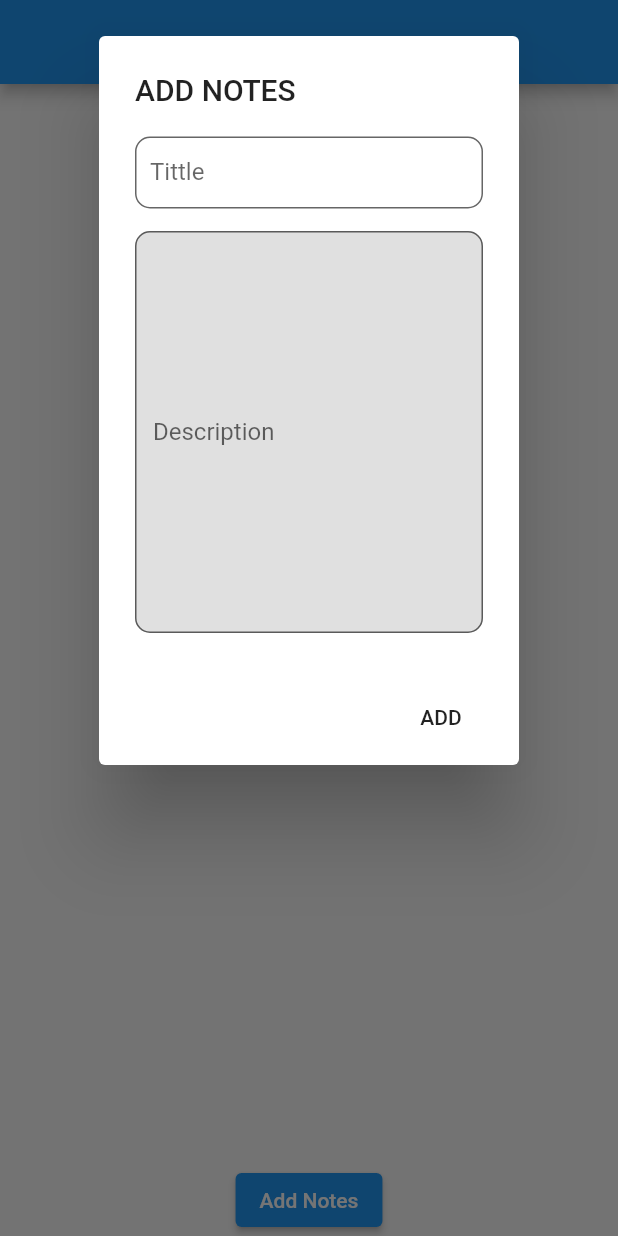
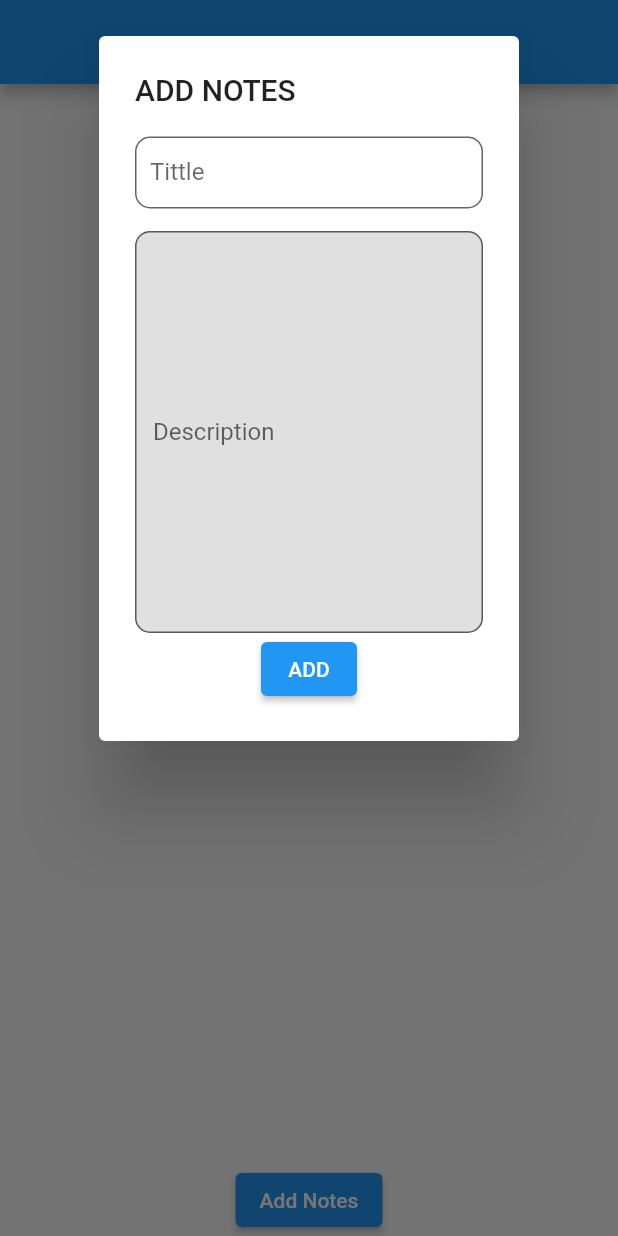
Before and after one commit to Dilshad97/ToDO-List-Using-SqfLite, a Flutter app: the screen it shows after launch, after a tap on "Add Notes", on a phone screen of 412 x 824 dp. Run offline on Flutter 3.47's test engine with Material 2 defaults, Android fonts, the phone set to English and light mode, and no system bars; our stand-ins replace sqflite; accounts and stored records are empty.

```diff
--- a/lib/model/notes.dart
+++ b/lib/model/notes.dart
@@ -4,5 +4,6 @@ class Notes {
   int id;
   int isChecked;
 
-  Notes(this.tittle, this.description, this.id,this.isChecked);
+
+  Notes(this.tittle, this.description, this.id,this.isChecked,);
 }
--- a/lib/model/notes_provider.dart
+++ b/lib/model/notes_provider.dart
@@ -13,8 +13,8 @@ class NotesProvider extends ChangeNotifier {
     notifyListeners();
   }
 
-  void addNotes(String tittle, String description, int key, int isChecked) {
-    Notes note = Notes(tittle, description, key,isChecked);
+  void addNotes(String tittle, String description, int id, int isChecked) {
+    Notes note = Notes(tittle, description, id, isChecked, );
     _notes.add(note);
     notifyListeners();
   }
--- a/lib/screen/home_screen.dart
+++ b/lib/screen/home_screen.dart
@@ -1,10 +1,7 @@
 import 'package:flutter/material.dart';
-import 'package:flutter_slidable/flutter_slidable.dart';
 import 'package:intl/intl.dart';
-import 'package:provider/provider.dart';
 import 'package:todolist/dbHelper/helper.dart';
 import 'package:todolist/model/notes.dart';
-import 'package:todolist/model/notes_provider.dart';
 
 class HomeScreen extends StatefulWidget {
   const HomeScreen({Key key}) : super(key: key);
@@ -23,12 +20,10 @@ class _HomeScreenState extends State<HomeScreen> {
 
   @override
   void initState() {
-    // TODO: implement initState
     super.initState();
     fetch();
   }
 
-  @override
   @override
   Widget build(BuildContext context) {
     return SafeArea(
@@ -88,7 +83,7 @@ class _HomeScreenState extends State<HomeScreen> {
           )),
           ElevatedButton(
               onPressed: () {
-                _showAlerEmailtDialog();
+                showAlertADDDialog();
               },
               child: Text("Add Notes"))
         ],
@@ -96,7 +91,7 @@ class _HomeScreenState extends State<HomeScreen> {
     ));
   }
 
-  void _showAlerEmailtDialog() async {
+  void showAlertADDDialog() async {
     showDialog(
       context: context,
       builder: (BuildContext context) {
@@ -112,14 +107,15 @@ class _HomeScreenState extends State<HomeScreen> {
                       contentPadding: EdgeInsets.all(10),
                       border: OutlineInputBorder(
                           borderSide: BorderSide(),
-                      borderRadius: BorderRadius.circular(10)
-                    ),
+                          borderRadius: BorderRadius.circular(10)),
                       filled: true,
                       labelText: "Tittle",
                       fillColor: Colors.transparent,
                       hintText: "Tittle Here..."),
                 ),
-                SizedBox(height: 15,),
+                SizedBox(
+                  height: 15,
+                ),
                 TextField(
                   keyboardType: TextInputType.multiline,
                   maxLines: 12,
@@ -127,17 +123,14 @@ class _HomeScreenState extends State<HomeScreen> {
                   decoration: InputDecoration(
                       border: OutlineInputBorder(
                           borderSide: BorderSide(color: Colors.red),
-                 borderRadius: BorderRadius.circular(10)
-               ),
+                          borderRadius: BorderRadius.circular(10)),
                       filled: true,
+                      labelStyle: TextStyle(),
                       labelText: "Description",
                       fillColor: Colors.grey.shade300,
                       hintText: "Description Here"),
                 ),
-              ],
-            ),
-            actions: <Widget>[
-              FlatButton(
+                ElevatedButton(
                   child: Text('ADD'),
                   onPressed: () async {
                     await _insert();
@@ -147,7 +140,9 @@ class _HomeScreenState extends State<HomeScreen> {
                     Navigator.pop(context);
                   },
                 ),
+
               ],
+            ),
           ),
         );
       },
@@ -195,7 +190,7 @@ class _HomeScreenState extends State<HomeScreen> {
     allRows.forEach((row) {
       _list.add(Notes(
 
-          /// Binding in _list of data from database
+          ///Response from database
           row["tittle"],
           row["Description"],
           row['_id'],
```
Also changed, not shown: lib/dbHelper/helper.dart (+2 -7 lines). Lines whose indentation alone changed are shown as unchanged.
